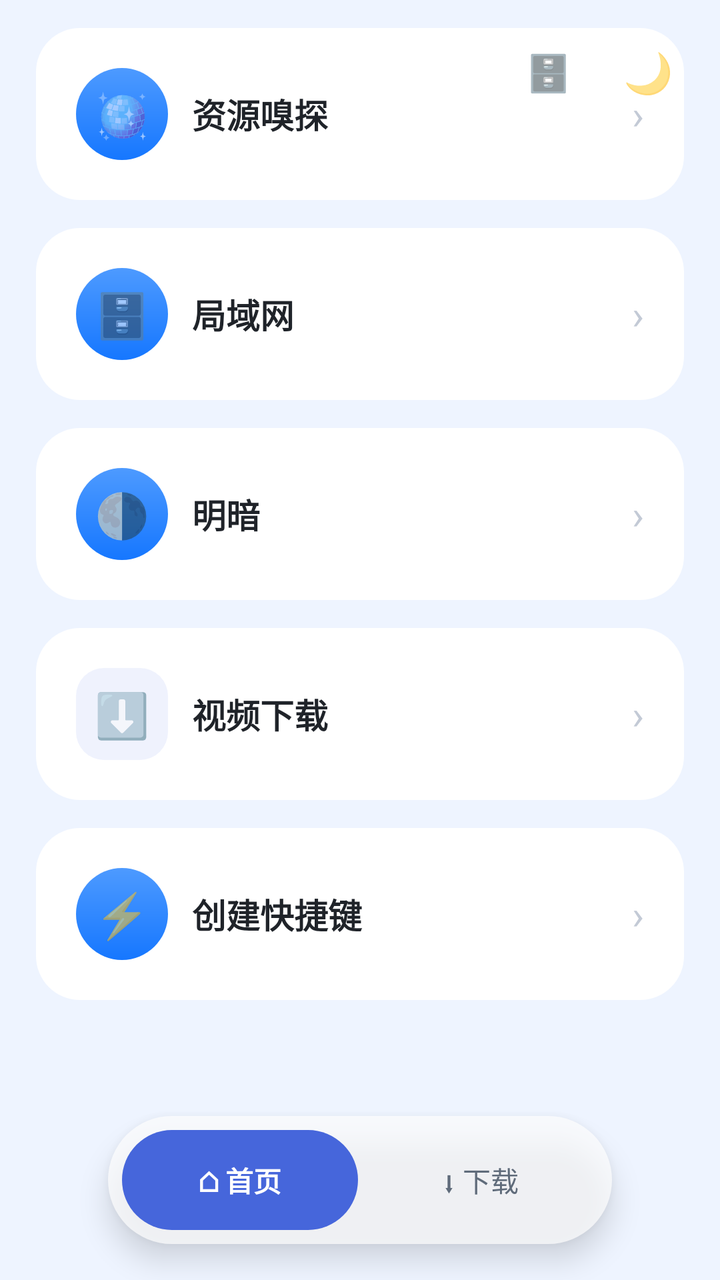
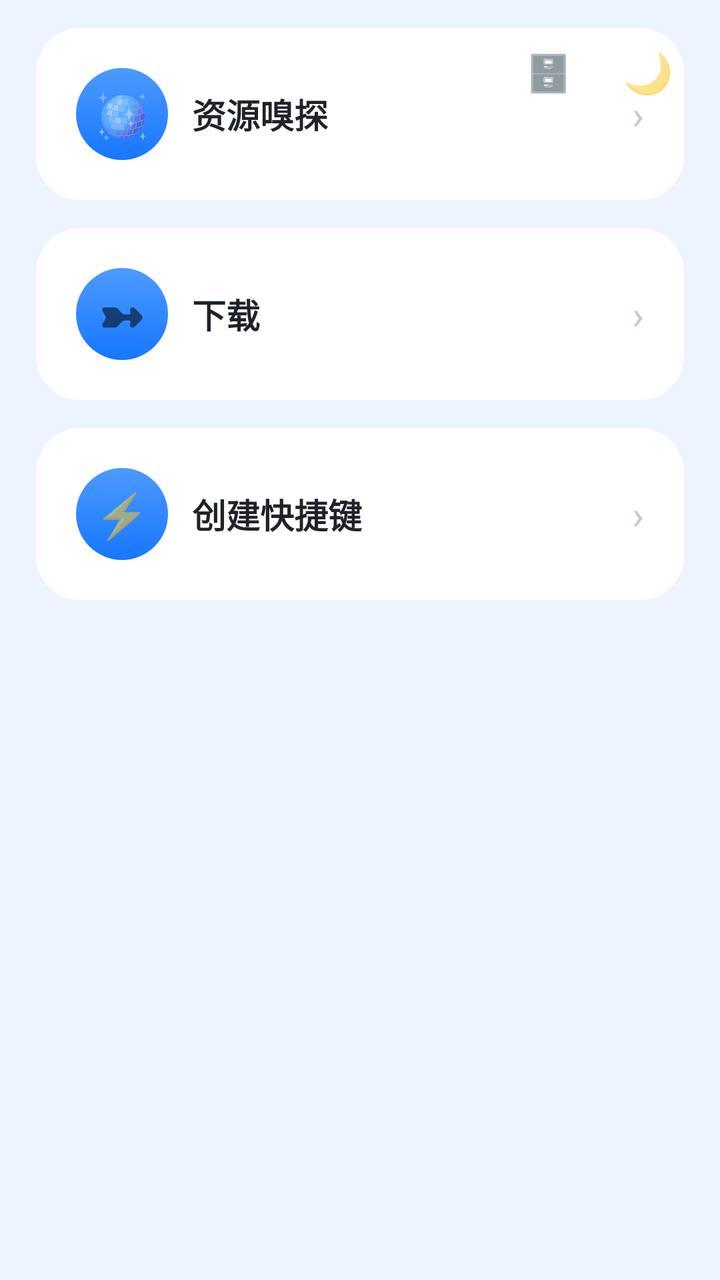

Before-and-after screenshots of an Android layout around one commit, followed by the original layout XML and the change that was made.
<!-- AndroidManifest.xml: application theme AppTheme -->
<!-- res/layout/activity_toolbox.xml -->
<?xml version="1.0" encoding="utf-8"?>
<FrameLayout xmlns:android="http://schemas.android.com/apk/res/android"
    android:id="@+id/toolRoot"
    android:layout_width="match_parent" android:layout_height="match_parent">

    <TextView android:id="@+id/lanToggle"
        android:layout_width="44dp" android:layout_height="44dp"
        android:layout_gravity="top|right" android:layout_marginTop="14dp" android:layout_marginRight="64dp"
        android:gravity="center" android:elevation="6dp"
        android:text="🗄️" android:textSize="18sp"/>

    <TextView android:id="@+id/themeToggle"
        android:layout_width="44dp" android:layout_height="44dp"
        android:layout_gravity="top|right" android:layout_margin="14dp"
        android:gravity="center" android:elevation="6dp"
        android:text="🌙" android:textSize="20sp"/>

    <LinearLayout android:id="@+id/toolColumn" android:paddingBottom="86dp"
        android:layout_width="match_parent" android:layout_height="match_parent"
        android:orientation="vertical"
        android:background="@color/bg">

        <ScrollView
            android:layout_width="match_parent" android:layout_height="match_parent"
            android:fillViewport="true" android:scrollbars="none">

            <LinearLayout
                android:layout_width="match_parent" android:layout_height="wrap_content"
                android:orientation="vertical"
                android:paddingLeft="18dp" android:paddingRight="18dp"
                android:paddingTop="14dp" android:paddingBottom="18dp">

                <LinearLayout android:tag="card" android:id="@+id/cardPlayer"
                    android:layout_width="match_parent" android:layout_height="wrap_content"
                    android:layout_marginTop="0dp"
                    android:background="@drawable/bg_card" android:orientation="vertical"
                    android:padding="20dp">

                    <LinearLayout
                        android:layout_width="match_parent" android:layout_height="wrap_content"
                        android:orientation="horizontal" android:gravity="center_vertical">
                        <TextView
                            android:layout_width="46dp" android:layout_height="46dp"
                            android:background="@drawable/bg_btn"
                            android:text="🪩" android:textSize="22sp" android:gravity="center"/>
                        <TextView
                            android:layout_width="0dp" android:layout_height="wrap_content"
                            android:layout_weight="1" android:layout_marginLeft="12dp"
                            android:text="资源嗅探" android:textSize="17sp"
                            android:textStyle="bold" android:tag="title" android:textColor="@color/textMain"/>
                        <TextView android:text="›" android:textSize="20sp"
                            android:textColor="#C3CAD6"
                            android:layout_width="wrap_content" android:layout_height="wrap_content"/>
                    </LinearLayout>
                </LinearLayout>

                <LinearLayout android:tag="card" android:id="@+id/cardLan"
                    android:layout_width="match_parent" android:layout_height="wrap_content"
                    android:layout_marginTop="14dp"
                    android:background="@drawable/bg_card" android:orientation="vertical"
                    android:padding="20dp">
                    <LinearLayout
                        android:layout_width="match_parent" android:layout_height="wrap_content"
                        android:orientation="horizontal" android:gravity="center_vertical">
                        <TextView
                            android:layout_width="46dp" android:layout_height="46dp"
                            android:background="@drawable/bg_btn"
                            android:text="🗄️" android:textSize="22sp" android:gravity="center"/>
                        <TextView
                            android:layout_width="0dp" android:layout_height="wrap_content"
                            android:layout_weight="1" android:layout_marginLeft="12dp"
                            android:text="局域网" android:textSize="17sp"
                            android:textStyle="bold" android:tag="title" android:textColor="@color/textMain"/>
                        <TextView android:text="›" android:textSize="20sp"
                            android:textColor="#C3CAD6"
                            android:layout_width="wrap_content" android:layout_height="wrap_content"/>
                    </LinearLayout>
                </LinearLayout>

                <LinearLayout android:tag="card" android:id="@+id/cardTheme"
                    android:layout_width="match_parent" android:layout_height="wrap_content"
                    android:layout_marginTop="14dp"
                    android:background="@drawable/bg_card" android:orientation="vertical"
                    android:padding="20dp">
                    <LinearLayout
                        android:layout_width="match_parent" android:layout_height="wrap_content"
                        android:orientation="horizontal" android:gravity="center_vertical">
                        <TextView
                            android:layout_width="46dp" android:layout_height="46dp"
                            android:background="@drawable/bg_btn"
                            android:text="🌗" android:textSize="22sp" android:gravity="center"/>
                        <TextView
                            android:layout_width="0dp" android:layout_height="wrap_content"
                            android:layout_weight="1" android:layout_marginLeft="12dp"
                            android:text="明暗" android:textSize="17sp"
                            android:textStyle="bold" android:tag="title" android:textColor="@color/textMain"/>
                        <TextView android:text="›" android:textSize="20sp"
                            android:textColor="#C3CAD6"
                            android:layout_width="wrap_content" android:layout_height="wrap_content"/>
                    </LinearLayout>
                </LinearLayout>

                <LinearLayout android:tag="card" android:id="@+id/cardVideoDl"
                    android:layout_width="match_parent" android:layout_height="wrap_content"
                    android:layout_marginTop="14dp"
                    android:background="@drawable/bg_card" android:orientation="vertical"
                    android:padding="20dp">
                    <LinearLayout
                        android:layout_width="match_parent" android:layout_height="wrap_content"
                        android:orientation="horizontal" android:gravity="center_vertical">
                        <TextView
                            android:layout_width="46dp" android:layout_height="46dp"
                            android:background="@drawable/bg_btn_blue"
                            android:text="⬇️" android:textSize="22sp" android:gravity="center"/>
                        <TextView
                            android:layout_width="0dp" android:layout_height="wrap_content"
                            android:layout_weight="1" android:layout_marginLeft="12dp"
                            android:text="视频下载" android:textSize="17sp"
                            android:textStyle="bold" android:tag="title" android:textColor="@color/textMain"/>
                        <TextView android:text="›" android:textSize="20sp"
                            android:textColor="#C3CAD6"
                            android:layout_width="wrap_content" android:layout_height="wrap_content"/>
                    </LinearLayout>
                </LinearLayout>

                                <LinearLayout android:tag="card" android:id="@+id/cardShortcut"
                    android:layout_width="match_parent" android:layout_height="wrap_content"
                    android:layout_marginTop="14dp"
                    android:background="@drawable/bg_card" android:orientation="vertical"
                    android:padding="20dp">
                    <LinearLayout
                        android:layout_width="match_parent" android:layout_height="wrap_content"
                        android:orientation="horizontal" android:gravity="center_vertical">
                        <TextView
                            android:layout_width="46dp" android:layout_height="46dp"
                            android:background="@drawable/bg_btn" android:padding="8dp"
                            android:text="⚡" android:textSize="22sp" android:gravity="center"/>
                        <TextView
                            android:layout_width="0dp" android:layout_height="wrap_content"
                            android:layout_weight="1" android:layout_marginLeft="12dp"
                            android:text="创建快捷键" android:textSize="17sp"
                            android:textStyle="bold" android:tag="title" android:textColor="@color/textMain"/>
                        <TextView android:text="›" android:textSize="20sp"
                            android:textColor="#C3CAD6"
                            android:layout_width="wrap_content" android:layout_height="wrap_content"/>
                    </LinearLayout>
                </LinearLayout>




            </LinearLayout>
        </ScrollView>
    </LinearLayout>
    <LinearLayout android:id="@+id/pillNav"
        android:layout_width="wrap_content" android:layout_height="wrap_content"
        android:layout_gravity="bottom|center_horizontal"
        android:layout_marginBottom="18dp"
        android:background="@drawable/pill_capsule"
        android:elevation="8dp"
        android:orientation="horizontal"
        android:padding="7dp">
        <TextView android:id="@+id/pillHome"
            android:layout_width="118dp" android:layout_height="50dp"
            android:background="@drawable/pill_seg_sel"
            android:gravity="center" android:text="⌂ 首页" android:textSize="14sp"
            android:textColor="#FFFFFF" android:textStyle="bold"/>
        <TextView android:id="@+id/pillDl"
            android:layout_width="118dp" android:layout_height="50dp"
            android:layout_marginLeft="2dp"
            android:gravity="center" android:text="⬇ 下载" android:textSize="14sp"
            android:textColor="#FF5F6B7A"/>
    </LinearLayout>
</FrameLayout>
<!-- resources referenced by this layout -->
<resources>
  <color name="bg">#EEF4FF</color>
  <color name="textMain">#1F2329</color>
  <!-- drawable bg_btn (drawable) -->
  <?xml version="1.0" encoding="utf-8"?>
  <ripple xmlns:android="http://schemas.android.com/apk/res/android">
      <item>
          <shape>
              <gradient android:startColor="#4D9AFF" android:endColor="#1677FF" android:angle="270"/>
              <corners android:radius="26dp"/>
          </shape>
      </item>
  </ripple>
  <!-- drawable bg_btn_blue (drawable) -->
  <?xml version="1.0" encoding="utf-8"?>
  <shape xmlns:android="http://schemas.android.com/apk/res/android" android:shape="rectangle">
      <solid android:color="#14315CDE"/>
      <corners android:radius="14dp"/>
  </shape>
  <!-- drawable bg_card (drawable) -->
  <?xml version="1.0" encoding="utf-8"?>
  <shape xmlns:android="http://schemas.android.com/apk/res/android">
      <solid android:color="#FFFFFF"/>
      <corners android:radius="22dp"/>
  </shape>
  <!-- drawable pill_capsule (drawable) -->
  <?xml version="1.0" encoding="utf-8"?>
  <shape xmlns:android="http://schemas.android.com/apk/res/android" android:shape="rectangle">
      <solid android:color="#B3FFFFFF"/>
      <corners android:radius="99dp"/>
  </shape>
  <!-- drawable pill_seg_sel (drawable) -->
  <?xml version="1.0" encoding="utf-8"?>
  <shape xmlns:android="http://schemas.android.com/apk/res/android" android:shape="rectangle">
      <solid android:color="#FF4666DB"/>
      <corners android:radius="99dp"/>
  </shape>
  <style name="AppTheme" parent="android:Theme.Material.Light.NoActionBar">
          <item name="android:windowFullscreen">true</item>
          <item name="android:windowNoTitle">true</item>
          <item name="android:windowTranslucentNavigation">true</item>
          <item name="android:windowBackground">@color/bg</item>
          <item name="android:colorAccent">@color/blue2</item>
      </style>
  <color name="blue2">#1677FF</color>
</resources>

<!-- the commit's change to res/layout/activity_toolbox.xml (unified diff, before → after) -->
@@ -15,7 +15,7 @@
         android:gravity="center" android:elevation="6dp"
         android:text="🌙" android:textSize="20sp"/>
 
-    <LinearLayout android:id="@+id/toolColumn" android:paddingBottom="86dp"
+    <LinearLayout android:id="@+id/toolColumn"
         android:layout_width="match_parent" android:layout_height="match_parent"
         android:orientation="vertical"
         android:background="@color/bg">
@@ -54,7 +54,7 @@
                     </LinearLayout>
                 </LinearLayout>
 
-                <LinearLayout android:tag="card" android:id="@+id/cardLan"
+                <LinearLayout android:tag="card" android:id="@+id/cardDownload"
                     android:layout_width="match_parent" android:layout_height="wrap_content"
                     android:layout_marginTop="14dp"
                     android:background="@drawable/bg_card" android:orientation="vertical"
@@ -65,65 +65,18 @@
                         <TextView
                             android:layout_width="46dp" android:layout_height="46dp"
                             android:background="@drawable/bg_btn"
-                            android:text="🗄️" android:textSize="22sp" android:gravity="center"/>
+                            android:text="➼" android:textSize="22sp" android:gravity="center"/>
                         <TextView
                             android:layout_width="0dp" android:layout_height="wrap_content"
                             android:layout_weight="1" android:layout_marginLeft="12dp"
-                            android:text="局域网" android:textSize="17sp"
+                            android:text="下载" android:textSize="17sp"
                             android:textStyle="bold" android:tag="title" android:textColor="@color/textMain"/>
                         <TextView android:text="›" android:textSize="20sp"
                             android:textColor="#C3CAD6"
                             android:layout_width="wrap_content" android:layout_height="wrap_content"/>
                     </LinearLayout>
                 </LinearLayout>
-
-                <LinearLayout android:tag="card" android:id="@+id/cardTheme"
-                    android:layout_width="match_parent" android:layout_height="wrap_content"
-                    android:layout_marginTop="14dp"
-                    android:background="@drawable/bg_card" android:orientation="vertical"
-                    android:padding="20dp">
-                    <LinearLayout
-                        android:layout_width="match_parent" android:layout_height="wrap_content"
-                        android:orientation="horizontal" android:gravity="center_vertical">
-                        <TextView
-                            android:layout_width="46dp" android:layout_height="46dp"
-                            android:background="@drawable/bg_btn"
-                            android:text="🌗" android:textSize="22sp" android:gravity="center"/>
-                        <TextView
-                            android:layout_width="0dp" android:layout_height="wrap_content"
-                            android:layout_weight="1" android:layout_marginLeft="12dp"
-                            android:text="明暗" android:textSize="17sp"
-                            android:textStyle="bold" android:tag="title" android:textColor="@color/textMain"/>
-                        <TextView android:text="›" android:textSize="20sp"
-                            android:textColor="#C3CAD6"
-                            android:layout_width="wrap_content" android:layout_height="wrap_content"/>
-                    </LinearLayout>
-                </LinearLayout>
-
-                <LinearLayout android:tag="card" android:id="@+id/cardVideoDl"
-                    android:layout_width="match_parent" android:layout_height="wrap_content"
-                    android:layout_marginTop="14dp"
-                    android:background="@drawable/bg_card" android:orientation="vertical"
-                    android:padding="20dp">
-                    <LinearLayout
-                        android:layout_width="match_parent" android:layout_height="wrap_content"
-                        android:orientation="horizontal" android:gravity="center_vertical">
-                        <TextView
-                            android:layout_width="46dp" android:layout_height="46dp"
-                            android:background="@drawable/bg_btn_blue"
-                            android:text="⬇️" android:textSize="22sp" android:gravity="center"/>
-                        <TextView
-                            android:layout_width="0dp" android:layout_height="wrap_content"
-                            android:layout_weight="1" android:layout_marginLeft="12dp"
-                            android:text="视频下载" android:textSize="17sp"
-                            android:textStyle="bold" android:tag="title" android:textColor="@color/textMain"/>
-                        <TextView android:text="›" android:textSize="20sp"
-                            android:textColor="#C3CAD6"
-                            android:layout_width="wrap_content" android:layout_height="wrap_content"/>
-                    </LinearLayout>
-                </LinearLayout>
-
-                                <LinearLayout android:tag="card" android:id="@+id/cardShortcut"
+                <LinearLayout android:tag="card" android:id="@+id/cardShortcut"
                     android:layout_width="match_parent" android:layout_height="wrap_content"
                     android:layout_marginTop="14dp"
                     android:background="@drawable/bg_card" android:orientation="vertical"
@@ -147,28 +100,7 @@
                 </LinearLayout>
 
 
-
-
             </LinearLayout>
         </ScrollView>
     </LinearLayout>
-    <LinearLayout android:id="@+id/pillNav"
-        android:layout_width="wrap_content" android:layout_height="wrap_content"
-        android:layout_gravity="bottom|center_horizontal"
-        android:layout_marginBottom="18dp"
-        android:background="@drawable/pill_capsule"
-        android:elevation="8dp"
-        android:orientation="horizontal"
-        android:padding="7dp">
-        <TextView android:id="@+id/pillHome"
-            android:layout_width="118dp" android:layout_height="50dp"
-            android:background="@drawable/pill_seg_sel"
-            android:gravity="center" android:text="⌂ 首页" android:textSize="14sp"
-            android:textColor="#FFFFFF" android:textStyle="bold"/>
-        <TextView android:id="@+id/pillDl"
-            android:layout_width="118dp" android:layout_height="50dp"
-            android:layout_marginLeft="2dp"
-            android:gravity="center" android:text="⬇ 下载" android:textSize="14sp"
-            android:textColor="#FF5F6B7A"/>
-    </LinearLayout>
 </FrameLayout>
<!-- resource entries referenced after the edit -->
@@ -12,29 +12,11 @@
           </shape>
       </item>
   </ripple>
-  <!-- drawable bg_btn_blue (drawable) -->
-  <?xml version="1.0" encoding="utf-8"?>
-  <shape xmlns:android="http://schemas.android.com/apk/res/android" android:shape="rectangle">
-      <solid android:color="#14315CDE"/>
-      <corners android:radius="14dp"/>
-  </shape>
   <!-- drawable bg_card (drawable) -->
   <?xml version="1.0" encoding="utf-8"?>
   <shape xmlns:android="http://schemas.android.com/apk/res/android">
       <solid android:color="#FFFFFF"/>
       <corners android:radius="22dp"/>
-  </shape>
-  <!-- drawable pill_capsule (drawable) -->
-  <?xml version="1.0" encoding="utf-8"?>
-  <shape xmlns:android="http://schemas.android.com/apk/res/android" android:shape="rectangle">
-      <solid android:color="#B3FFFFFF"/>
-      <corners android:radius="99dp"/>
-  </shape>
-  <!-- drawable pill_seg_sel (drawable) -->
-  <?xml version="1.0" encoding="utf-8"?>
-  <shape xmlns:android="http://schemas.android.com/apk/res/android" android:shape="rectangle">
-      <solid android:color="#FF4666DB"/>
-      <corners android:radius="99dp"/>
   </shape>
   <style name="AppTheme" parent="android:Theme.Material.Light.NoActionBar">
           <item name="android:windowFullscreen">true</item>
